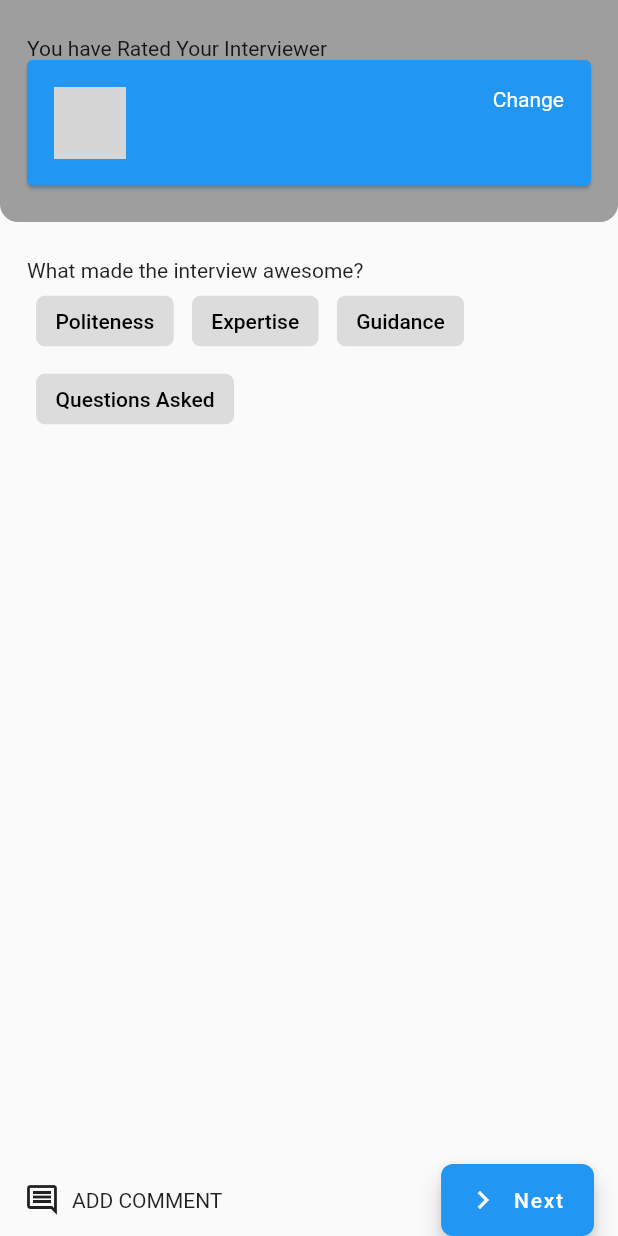
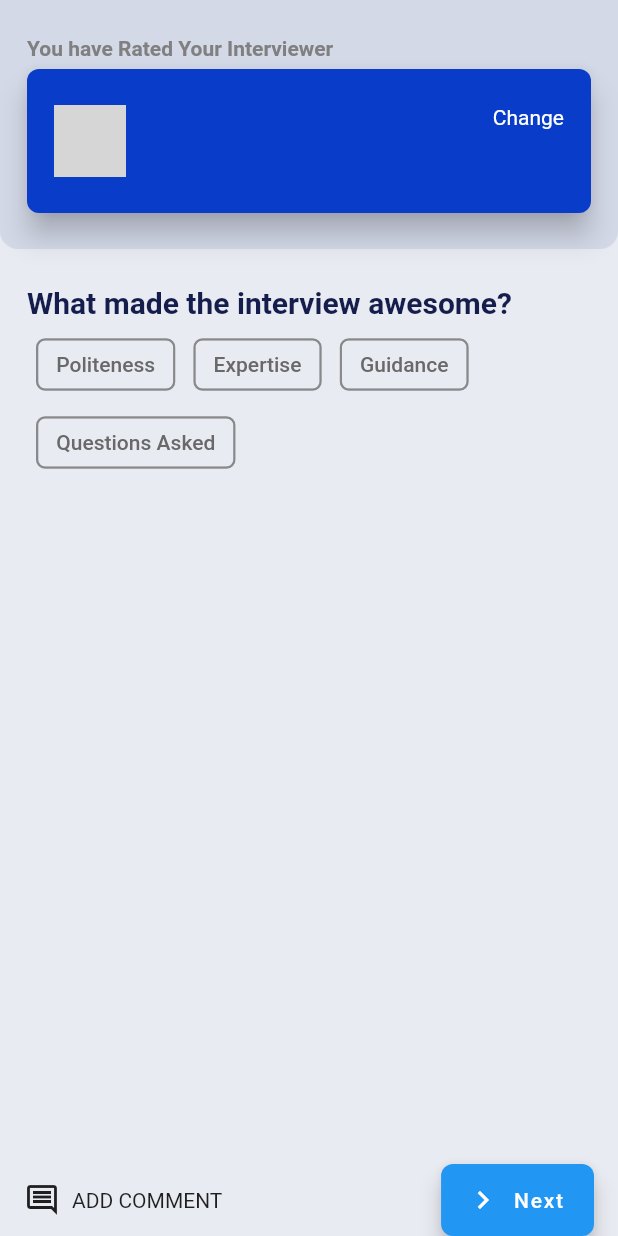
Before and after one commit to Taher-patrawala/interviewer_app, a Flutter app: the QualitiesScreen screen opened directly with empty values, on a phone screen of 412 x 824 dp. Run offline on Flutter 3.47's test engine with Material 2 defaults, Android fonts, the phone set to English and light mode, and no system bars; our stand-ins replace equatable, flutter_bloc; network calls fail; grey boxes are pictures that could not be loaded.

Commit message:
Change UI of Qualities screen

```diff
--- a/lib/bloc/rating_bloc/rating_bloc.dart
+++ b/lib/bloc/rating_bloc/rating_bloc.dart
@@ -11,7 +11,8 @@ class RatingBloc extends Bloc<RatingEvent, RatingState> {
     });
 
     on<NavigateToToQualities>((event, emit) {
-      emit(SelectQualitiesState(qualities: []));
+      emit(SelectQualitiesState(
+          qualities: []));
     });
 
     on<UpdateQualities>((event, emit) {
--- /dev/null
+++ b/lib/colors.dart
@@ -0,0 +1,12 @@
+import 'package:flutter/material.dart';
+
+class AppColors{
+  static Color ratingColor = const Color.fromRGBO(9, 61, 201, 1);
+  static Color infoColor = const Color.fromRGBO(128,128,128,1);
+  static Color titleColor = const Color.fromRGBO(20,29,75,1);
+  static Color headerBackground = const Color.fromRGBO(163,176,210,1);
+  static Color scaffoldBackground = const Color.fromRGBO(233,235,242,1);
+  static Color dimGrey = const Color.fromRGBO(105,105,105,1);
+  static Color selectedGreen = const Color.fromRGBO(212,224,224,1);
+  static Color selectedBorderGreen = const Color.fromRGBO(39,121,59,1);
+}
--- a/lib/screens/qualities_screen.dart
+++ b/lib/screens/qualities_screen.dart
@@ -3,6 +3,7 @@ import 'package:flutter_bloc/flutter_bloc.dart';
 import 'package:interview_app/bloc/rating_bloc/rating_bloc.dart';
 import 'package:interview_app/bloc/rating_bloc/rating_event.dart';
 import 'package:interview_app/bloc/rating_bloc/rating_state.dart';
+import 'package:interview_app/colors.dart';
 import 'package:interview_app/model/qualities_model.dart';
 import 'package:interview_app/model/rating_model.dart';
 
@@ -20,10 +21,18 @@ class QualitiesScreen extends StatefulWidget {
 
 class _QualitiesScreenState extends State<QualitiesScreen> {
   @override
+  void initState() {
+    // TODO: implement initState
+    super.initState();
+    context.read<RatingBloc>().add(NavigateToToQualities());
+  }
+
+  @override
   Widget build(BuildContext context) {
     return BlocProvider.value(
       value: BlocProvider.of<RatingBloc>(context),
       child: Scaffold(
+        backgroundColor: AppColors.scaffoldBackground,
         body: SafeArea(
           child: Stack(
             children: [
@@ -31,19 +40,30 @@ class _QualitiesScreenState extends State<QualitiesScreen> {
                 crossAxisAlignment: CrossAxisAlignment.start,
                 children: [
                   Container(
-                    padding: EdgeInsets.symmetric(horizontal: 18, vertical: 24),
+                    padding: const EdgeInsets.symmetric(
+                        horizontal: 18, vertical: 24),
                     width: double.infinity,
-                    decoration: const BoxDecoration(
-                        color: Colors.grey,
-                        borderRadius:
-                            BorderRadius.vertical(bottom: Radius.circular(12))),
+                    decoration: BoxDecoration(
+                        color: AppColors.headerBackground.withOpacity(0.3),
+                        borderRadius: const BorderRadius.vertical(
+                            bottom: Radius.circular(12))),
                     child: Column(
                       crossAxisAlignment: CrossAxisAlignment.start,
                       children: [
-                        const Text("You have Rated Your Interviewer"),
+                        Text(
+                          "You have Rated Your Interviewer",
+                          style: TextStyle(
+                              color: AppColors.infoColor,
+                              fontSize: 14,
+                              fontWeight: FontWeight.w600),
+                        ),
+                        const SizedBox(height: 6),
                         Card(
+                          shape: RoundedRectangleBorder(
+                              borderRadius: BorderRadius.circular(8)),
+                          elevation: 8,
                           margin: EdgeInsets.zero,
-                          color: Colors.blue,
+                          color: AppColors.ratingColor,
                           child: _ratingCard(widget.rating),
                         ),
                       ],
@@ -51,14 +71,22 @@ class _QualitiesScreenState extends State<QualitiesScreen> {
                   ),
                   Expanded(
                     child: Container(
-                      padding:
-                          EdgeInsets.symmetric(horizontal: 18, vertical: 24),
+                      padding: const EdgeInsets.symmetric(
+                          horizontal: 18, vertical: 24),
                       child: Column(
                         mainAxisSize: MainAxisSize.min,
                         crossAxisAlignment: CrossAxisAlignment.start,
                         mainAxisAlignment: MainAxisAlignment.start,
                         children: [
-                          const Text("What made the interview awesome?"),
+                          Text(
+                            "What made the interview awesome?",
+                            style: TextStyle(
+                              fontSize: 20,
+                              fontWeight: FontWeight.w700,
+                              color: AppColors.titleColor,
+                            ),
+                          ),
+                          const SizedBox(height: 4),
                           Wrap(
                             children: _buildChoiceList(_createQualities()),
                           )
@@ -73,7 +101,7 @@ class _QualitiesScreenState extends State<QualitiesScreen> {
                 left: 0,
                 right: 0,
                 child: Container(
-                  padding: EdgeInsets.symmetric(horizontal: 16),
+                  padding: const EdgeInsets.symmetric(horizontal: 16),
                   child: Row(
                     mainAxisAlignment: MainAxisAlignment.spaceBetween,
                     children: [
@@ -114,7 +142,7 @@ class _QualitiesScreenState extends State<QualitiesScreen> {
 
   _ratingCard(Rating rating) {
     return Padding(
-      padding: EdgeInsets.symmetric(horizontal: 18, vertical: 18),
+      padding: const EdgeInsets.symmetric(horizontal: 18, vertical: 24),
       child: Row(
         mainAxisAlignment: MainAxisAlignment.spaceBetween,
         crossAxisAlignment: CrossAxisAlignment.start,
@@ -134,7 +162,7 @@ class _QualitiesScreenState extends State<QualitiesScreen> {
                   color: Colors.white,
                 ),
               ),
-              const SizedBox(height: 4),
+              const SizedBox(height: 8),
               Text(
                 rating.description ?? "",
                 style: const TextStyle(
@@ -166,12 +194,14 @@ class _QualitiesScreenState extends State<QualitiesScreen> {
 
             return Container(
               padding: const EdgeInsets.all(2.0),
-              margin: EdgeInsets.symmetric(horizontal: 4),
+              margin: const EdgeInsets.symmetric(horizontal: 4),
               child: ChoiceChip(
                 label: Text(
                   item.name!,
                   style: TextStyle(
-                    color: isSelected ? Colors.green : Colors.black,
+                    color: isSelected
+                        ? AppColors.selectedBorderGreen
+                        : AppColors.dimGrey,
                   ),
                 ),
                 selected: isSelected,
@@ -182,11 +212,15 @@ class _QualitiesScreenState extends State<QualitiesScreen> {
                         .add(UpdateQualities(quality: item));
                   }
                 },
-                selectedColor: Colors.greenAccent.withOpacity(0.4),
+                backgroundColor: AppColors.scaffoldBackground,
+                selectedColor: AppColors.selectedGreen,
                 shape: RoundedRectangleBorder(
                   borderRadius: BorderRadius.circular(6),
                   side: BorderSide(
-                    color: isSelected ? Colors.green : Colors.transparent,
+                    width: 1.5,
+                    color: isSelected
+                        ? AppColors.selectedBorderGreen
+                        : AppColors.dimGrey.withOpacity(0.5),
                   ),
                 ),
               ),
--- a/lib/screens/ratings_screen.dart
+++ b/lib/screens/ratings_screen.dart
@@ -68,9 +68,6 @@ class RatingsScreen extends StatelessWidget {
                                   .read<RatingBloc>()
                                   .state as SelectRatingState)
                               .selectedRating!;
-                          context
-                              .read<RatingBloc>()
-                              .add(NavigateToToQualities());
                           Navigator.push(
                             context,
                             MaterialPageRoute(
```
